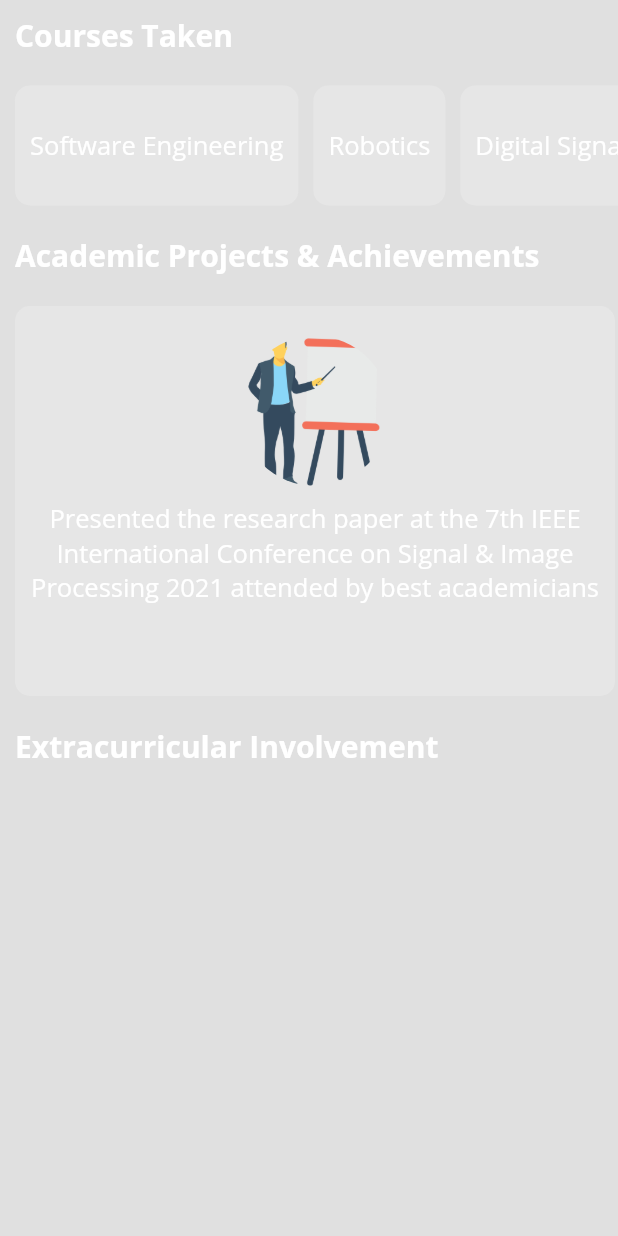
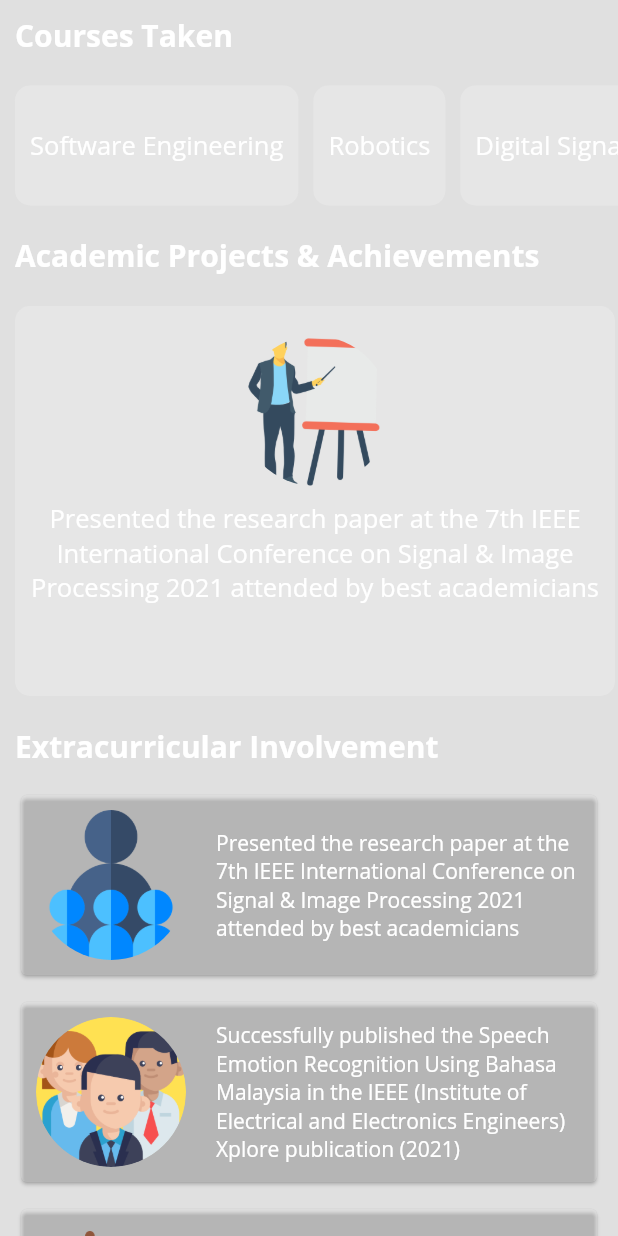
Before and after one commit to afiqaimanafr/resume-mobile-app, a Flutter app: the EducationScreen screen opened directly, on a phone screen of 412 x 824 dp. Run offline on Flutter 3.47's test engine with Material 2 defaults, Android fonts, the phone set to English and light mode, and no system bars.

Commit message:
latest ui

```diff
--- a/lib/screens/education/data/extracurricular_data.dart
+++ b/lib/screens/education/data/extracurricular_data.dart
@@ -4,25 +4,25 @@ final allExtra = <ExtracurricularModel>[
   ExtracurricularModel(
     title:
         'Presented the research paper at the 7th IEEE International Conference on Signal & Image Processing 2021 attended by best academicians',
-    image: 'assets/images/presentation.png',
+    image: 'assets/images/leader.png',
   ),
   ExtracurricularModel(
     title:
         'Successfully published the Speech Emotion Recognition Using Bahasa Malaysia in the IEEE (Institute of Electrical and Electronics Engineers) Xplore publication (2021)',
-    image: 'assets/images/typewriter.png',
+    image: 'assets/images/teamwork.png',
   ),
   ExtracurricularModel(
     title: 'Awarded 5 times Dean’s List',
-    image: 'assets/images/exam.png',
+    image: 'assets/images/household.png',
   ),
   ExtracurricularModel(
     title:
         'Speech Emotion Recognition (SER) Using Bahasa Malaysia where I developed machine learning algorithms using Python in identifying the emotion of the speaker from the speaker’s speech for my Final Year Project',
-    image: 'assets/images/artificial-intelligence.png',
+    image: 'assets/images/runner.png',
   ),
   ExtracurricularModel(
     title:
         'Designed a window cleaning robot, where my team and I Integrated Arduino Nano and other components including as motor driver, servo and DC motor to ensure smooth movement of the robot for my Integrated Design Project',
-    image: 'assets/images/robot.png',
+    image: 'assets/images/volleyball.png',
   ),
 ];
--- a/lib/screens/education/education_screen.dart
+++ b/lib/screens/education/education_screen.dart
@@ -103,6 +103,46 @@ class _EducationScreenState extends State<EducationScreen> {
     );
   }
 
+  Widget buildExtrasCard(ExtracurricularModel item) {
+    return Container(
+      width: 400,
+      decoration: BoxDecoration(
+        borderRadius: BorderRadius.circular(10),
+        color: kPrimaryLightColor.withOpacity(0.2),
+      ),
+      child: Column(
+        children: [
+          Padding(
+            padding: const EdgeInsets.only(
+              top: 20,
+            ),
+            child: CircleAvatar(
+              radius: 50,
+              backgroundColor: Colors.transparent,
+              backgroundImage: AssetImage(item.image),
+            ),
+          ),
+          Center(
+            child: Padding(
+              padding: const EdgeInsets.all(10.0),
+              child: Text(
+                item.title,
+                style: const TextStyle(
+                  color: kPrimaryLightColor,
+                  fontFamily: primaryFamilyFont,
+                  fontSize: 17,
+                ),
+                overflow: TextOverflow.ellipsis,
+                textAlign: TextAlign.center,
+                maxLines: 10,
+              ),
+            ),
+          ),
+        ],
+      ),
+    );
+  }
+
   @override
   Widget build(BuildContext context) {
     return Scaffold(
@@ -144,6 +184,77 @@ class _EducationScreenState extends State<EducationScreen> {
               ),
             ),
             buildTitle('Extracurricular Involvement'),
+            ListView.builder(
+              physics: const NeverScrollableScrollPhysics(),
+              shrinkWrap: true,
+              primary: false,
+              itemCount: extras.length,
+              itemBuilder: (ctx, index) {
+                final item = extras[index];
+                return Container(
+                  padding: const EdgeInsets.symmetric(
+                    horizontal: 10,
+                    vertical: 5,
+                  ),
+                  width: double.infinity,
+                  child: Card(
+                    color: Colors.white.withOpacity(0.2),
+                    child: Row(
+                      children: <Widget>[
+                        Column(
+                          mainAxisAlignment: MainAxisAlignment.center,
+                          children: <Widget>[
+                            Padding(
+                              padding: const EdgeInsets.all(10.0),
+                              child: CircleAvatar(
+                                radius: 50,
+                                backgroundColor: Colors.transparent,
+                                backgroundImage: AssetImage(item.image),
+                              ),
+                            ),
+                          ],
+                        ),
+                        Expanded(
+                          child: Padding(
+                            padding: const EdgeInsets.symmetric(
+                              vertical: 10,
+                              horizontal: 10,
+                            ),
+                            child: Column(
+                              crossAxisAlignment: CrossAxisAlignment.start,
+                              children: <Widget>[
+                                Text(
+                                  item.title,
+                                  style: const TextStyle(
+                                    color: kPrimaryLightColor,
+                                    fontFamily: primaryFamilyFont,
+                                  ),
+                                ),
+                              ],
+                            ),
+                          ),
+                        ),
+                      ],
+                    ),
+                  ),
+                );
+              },
+            ),
+            // SizedBox(
+            //   height: 280,
+            //   child: ListView.separated(
+            //     padding: const EdgeInsets.all(10),
+            //     separatorBuilder: (context, _) => const SizedBox(
+            //       width: 10,
+            //     ),
+            //     itemCount: extras.length,
+            //     scrollDirection: Axis.horizontal,
+            //     itemBuilder: (context, index) {
+            //       final item = extras[index];
+            //       return buildExtrasCard(item);
+            //     },
+            //   ),
+            // ),
           ],
         ),
       ),
```
